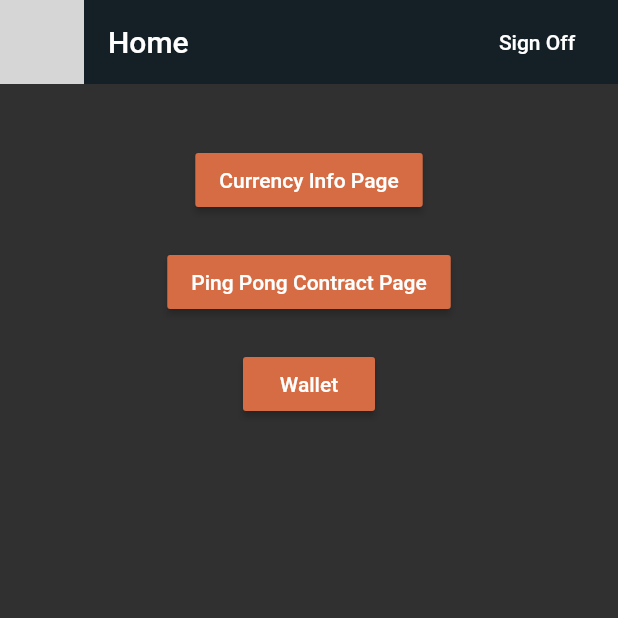
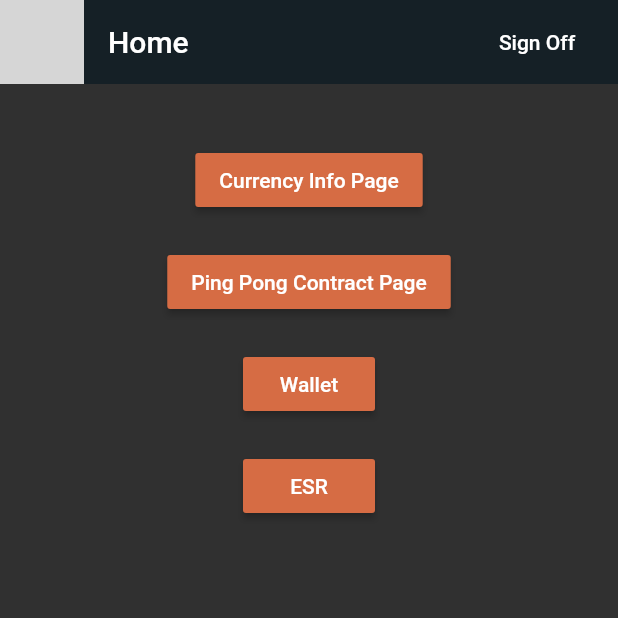
Before and after one commit to EOS-Nation/flutter-eosn, a Flutter app: the screen it shows once a user with an empty profile is signed in, on a phone screen of 412 x 824 dp, the top half of it. Run offline on Flutter 3.47's test engine with Material 2 defaults, Android fonts, the phone set to English and light mode, and no system bars; our stand-ins replace firebase_auth, flutter_secure_storage, flutter_spinkit, fluttertoast; missing offline and left inert: dart_esr, encrypt, eosdart, eosdart_ecc, flutter_numpad_widget; accounts and stored records are empty; grey boxes are pictures that could not be loaded.

Commit message:
Add esr link to home page

```diff
--- a/flutter web test/myapp/lib/pages/home/home.dart
+++ b/flutter web test/myapp/lib/pages/home/home.dart
@@ -1,5 +1,6 @@
 import 'package:flutter/material.dart';
 import 'package:myapp/pages/currencyInfo/currencyInfo.dart';
+import 'package:myapp/pages/esr/esr.dart';
 import 'package:myapp/pages/pingPong/pingPongPage.dart';
 import 'package:myapp/pages/wallet/WalletPage.dart';
 import 'package:myapp/services/auth.dart';
@@ -92,6 +93,20 @@ class Home extends StatelessWidget {
                     ));
               },
             ),
+            SizedBox(
+              height: 20,
+            ),
+            RaisedButton(
+              color: Theme.of(context).buttonColor,
+              child: Text('ESR'),
+              onPressed: () {
+                Navigator.push(
+                    context,
+                    MaterialPageRoute(
+                      builder: (context) => ESR(),
+                    ));
+              },
+            ),
           ],
         ),
       ),
```
